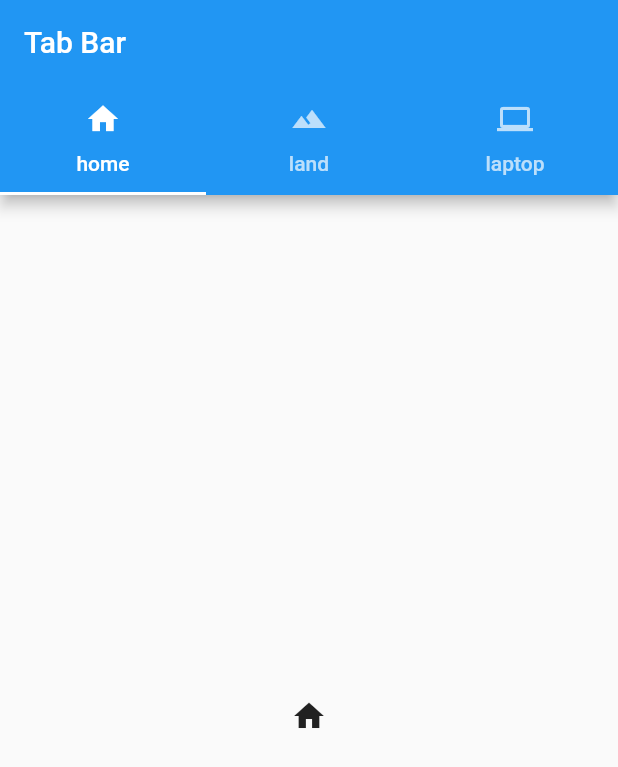
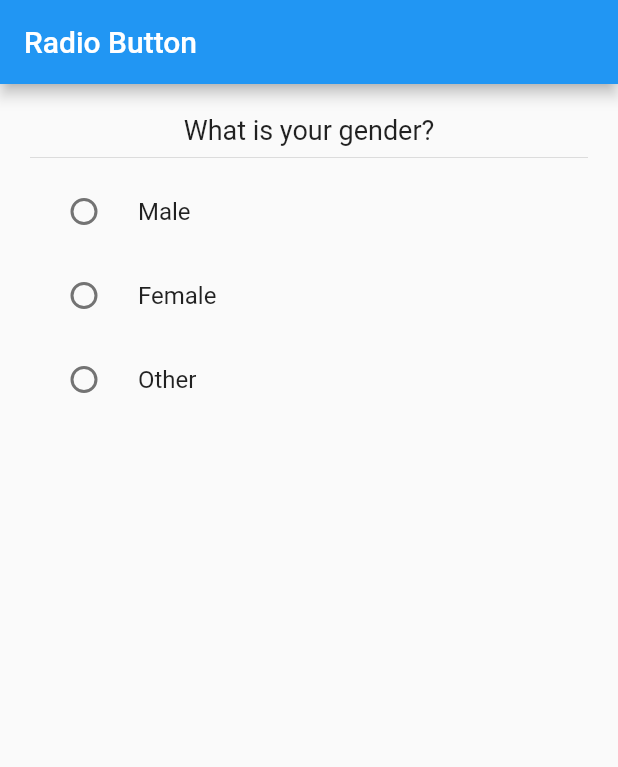
Before and after one commit to mounika-bestha11/flutter_learning, a Flutter app: the screen it shows after launch, on a phone screen of 412 x 824 dp. Shown: the top 767 px of the screen. Run offline on Flutter 3.47's test engine with Material 2 defaults, Android fonts, the phone set to English and light mode, and no system bars; our stand-ins replace fluttertoast, toast; missing offline and left inert: dart:html.

```diff
--- /dev/null
+++ b/lib/Radio_button.dart
@@ -0,0 +1,64 @@
+import 'package:flutter/material.dart';
+
+class MyFirstPage extends StatefulWidget {
+  const MyFirstPage({Key? key}) : super(key: key);
+  _MyFirstPageState createState() => _MyFirstPageState();
+}
+
+class _MyFirstPageState extends State<MyFirstPage> {
+  int selectedPosition = 1;
+  String gender = '';
+  @override
+  Widget build(BuildContext context) {
+    return Scaffold(
+      appBar: AppBar(
+        title: Text('Radio Button'),
+      ),
+      body: Container(
+        padding: EdgeInsets.all(20),
+        child: Column(
+          children: [
+            Text(
+              "What is your gender?",
+              style: TextStyle(fontSize: 18),
+            ),
+            Divider(),
+            RadioListTile(
+              title: Text("Male"),
+              value: "male",
+              groupValue: gender,
+              onChanged: (value) {
+                setState(() {
+                  gender = value.toString();
+                });
+                print('${gender}');
+              },
+            ),
+            RadioListTile(
+              title: Text("Female"),
+              value: "female",
+              groupValue: gender,
+              onChanged: (value) {
+                setState(() {
+                  gender = value.toString();
+                });
+                print('${gender}');
+              },
+            ),
+            RadioListTile(
+              title: Text("Other"),
+              value: "other",
+              groupValue: gender,
+              onChanged: (value) {
+                setState(() {
+                  gender = value.toString();
+                });
+                print('${gender}');
+              },
+            )
+          ],
+        ),
+      ),
+    );
+  }
+}
--- /dev/null
+++ b/lib/drop_down.dart
@@ -0,0 +1,23 @@
+import 'package:flutter/material.dart';
+
+class MyFirstPage extends StatefulWidget {
+  const MyFirstPage({Key? key}) : super(key: key);
+  _MyFirstPageState createState() => _MyFirstPageState();
+}
+
+class _MyFirstPageState extends State<MyFirstPage> {
+  var countriesList = ['india', 'america', 'srilanka'];
+  @override
+  Widget build(BuildContext context) {
+    return Scaffold(
+      appBar: AppBar(
+        title: Text('drop drown'),
+      ),
+      body: Column(
+        mainAxisAlignment: MainAxisAlignment.center,
+        crossAxisAlignment: CrossAxisAlignment.center,
+        children: <Widget>[],
+      ),
+    );
+  }
+}
--- a/lib/main.dart
+++ b/lib/main.dart
@@ -1,22 +1,13 @@
 import 'package:flutter/material.dart';
-import 'package:learn/bottom_navigation_bar.dart';
-import 'package:learn/tab_bar.dart';
+import 'package:learn/Radio_button.dart';
 
 void main() => runApp(const MyApp());
 
-class MyApp extends StatefulWidget {
+class MyApp extends StatelessWidget {
   const MyApp({Key? key}) : super(key: key);
-
-  @override
-  State<MyApp> createState() => _MyAppState();
-}
-
-class _MyAppState extends State<MyApp> {
-  // This widget is the root of your application.
   @override
   Widget build(BuildContext context) {
     return MaterialApp(
-      // Application name
       title: ' Stateful v/s Stateless Widget',
       debugShowCheckedModeBanner: false,
       theme: ThemeData(
@@ -24,8 +15,7 @@ class _MyAppState extends State<MyApp> {
         // you want
         primarySwatch: Colors.blue,
       ),
-
-      home: MyTabBar(),
+      home: MyFirstPage(),
     );
   }
 }
```
Also changed, not shown: lib/checked_box.dart (added, +69 -0 lines), lib/drawer_layout.dart (added, +87 -0 lines), 1 other file.
